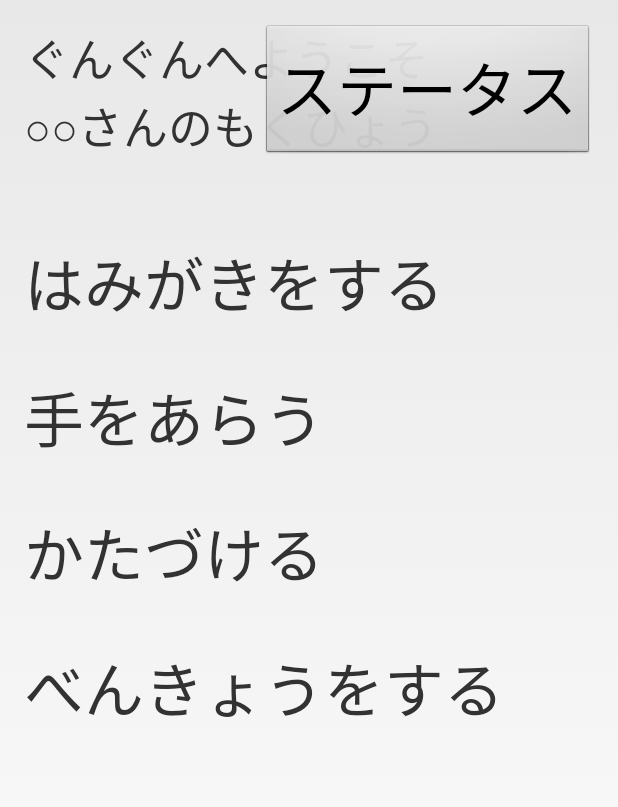
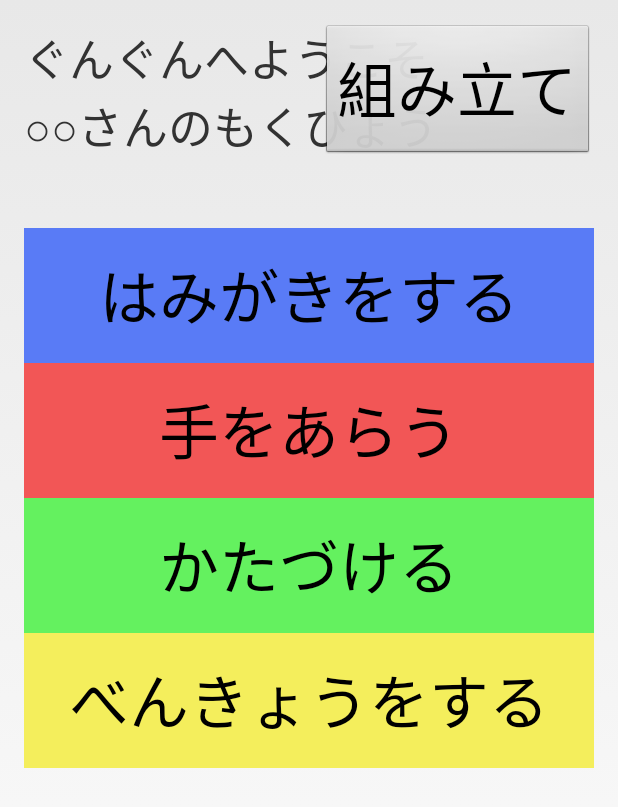
Before and after one commit to kato0000/gungun16-Android, an Android app: the screen it shows after launch (MainActivity), on a phone screen of 412 x 824 dp. Shown: the top 807 px of the screen. Run offline under Robolectric (Android 15) with nearby library versions, the phone set to English and light mode, and no system bars.

Commit message:
Mainの画面デザインの変更

```diff
--- a/app/src/main/java/com/example/tech/gungun16/MainActivity.java
+++ b/app/src/main/java/com/example/tech/gungun16/MainActivity.java
@@ -31,32 +31,32 @@ public class MainActivity extends Activity {
 //            });
 //        }
 
-        Button button2 = (Button) findViewById(R.id.button2);
-        button2.setOnClickListener(new View.OnClickListener() {
+        Button mButton1 = (Button) findViewById(R.id.mButton1);
+        mButton1.setOnClickListener(new View.OnClickListener() {
             @Override
             public void onClick(View view) {
                 onActiveClick(view);
             }
         });
 
-        Button button3 = (Button) findViewById(R.id.button3);
-        button2.setOnClickListener(new View.OnClickListener() {
+        Button mButton2 = (Button) findViewById(R.id.mButton2);
+        mButton2.setOnClickListener(new View.OnClickListener() {
             @Override
             public void onClick(View view) {
                 onActiveClick(view);
             }
         });
 
-        Button button4 = (Button) findViewById(R.id.button4);
-        button2.setOnClickListener(new View.OnClickListener() {
+        Button mButton3 = (Button) findViewById(R.id.mButton3);
+        mButton3.setOnClickListener(new View.OnClickListener() {
             @Override
             public void onClick(View view) {
                 onActiveClick(view);
             }
         });
 
-        Button button5 = (Button) findViewById(R.id.button5);
-        button2.setOnClickListener(new View.OnClickListener() {
+        Button mButton4 = (Button) findViewById(R.id.mButton4);
+        mButton4.setOnClickListener(new View.OnClickListener() {
             @Override
             public void onClick(View view) {
                 onActiveClick(view);
@@ -66,19 +66,19 @@ public class MainActivity extends Activity {
 
     public void onActiveClick(View view){
         switch (view.getId()){
-            case R.id.button2:
+            case R.id.mButton1:
                 Intent intent = new Intent(this, assessmentActivity.class);
                 startActivity(intent);
                 break;
-            case R.id.button3:
+            case R.id.mButton2:
                 Intent intent2 = new Intent(this, assessmentActivity.class);
                 startActivity(intent2);
                 break;
-            case R.id.button4:
+            case R.id.mButton3:
                 Intent intent3 = new Intent(this, assessmentActivity.class);
                 startActivity(intent3);
                 break;
-            case R.id.button5:
+            case R.id.mButton4:
                 Intent intent4 = new Intent(this, assessmentActivity.class);
                 startActivity(intent4);
                 break;
--- a/app/src/main/res/layout/activity_main.xml
+++ b/app/src/main/res/layout/activity_main.xml
@@ -29,7 +29,7 @@
     <Button
         android:layout_width="wrap_content"
         android:layout_height="wrap_content"
-        android:text="ステータス"
+        android:text="組み立て"
         android:id="@+id/button"
         android:layout_alignParentTop="true"
         android:layout_alignBottom="@+id/textView"
@@ -53,19 +53,12 @@
             android:layout_width="match_parent"
             android:layout_height="90dp">
 
-            <TextView
-                android:layout_width="650dp"
-                android:layout_height="wrap_content"
+            <Button
+                android:layout_width="match_parent"
+                android:layout_height="match_parent"
                 android:text="はみがきをする"
-                android:id="@+id/textView3"
-                android:textSize="40dp"
-                android:singleLine="false" />
-
-            <Button
-                android:layout_width="wrap_content"
-                android:layout_height="wrap_content"
-                android:text="できた"
-                android:id="@+id/button2"
+                android:id="@+id/mButton1"
+                android:background="#597bf6"
                 android:textSize="40dp" />
         </LinearLayout>
 
@@ -74,18 +67,26 @@
             android:layout_width="match_parent"
             android:layout_height="90dp">
 
-            <TextView
-                android:layout_width="650dp"
-                android:layout_height="wrap_content"
+            <Button
+                android:layout_width="match_parent"
+                android:layout_height="match_parent"
                 android:text="手をあらう"
-                android:id="@+id/textView4"
-                android:textSize="40dp" />
+                android:id="@+id/mButton2"
+                android:textSize="40dp"
+                android:background="#f25656" />
+        </LinearLayout>
+
+        <LinearLayout
+            android:orientation="horizontal"
+            android:layout_width="match_parent"
+            android:layout_height="90dp">
 
             <Button
-                android:layout_width="wrap_content"
-                android:layout_height="wrap_content"
-                android:text="できた"
-                android:id="@+id/button3"
+                android:layout_width="match_parent"
+                android:layout_height="match_parent"
+                android:text="かたづける"
+                android:id="@+id/mButton3"
+                android:background="#64f15f"
                 android:textSize="40dp" />
         </LinearLayout>
 
@@ -94,38 +95,12 @@
             android:layout_width="match_parent"
             android:layout_height="90dp">
 
-            <TextView
-                android:layout_width="650dp"
-                android:layout_height="wrap_content"
-                android:text="かたづける"
-                android:id="@+id/textView5"
-                android:textSize="40dp" />
-
             <Button
-                android:layout_width="wrap_content"
-                android:layout_height="wrap_content"
-                android:text="できた"
-                android:id="@+id/button4"
-                android:textSize="40dp" />
-        </LinearLayout>
-
-        <LinearLayout
-            android:orientation="horizontal"
-            android:layout_width="match_parent"
-            android:layout_height="90dp">
-
-            <TextView
-                android:layout_width="650dp"
-                android:layout_height="wrap_content"
+                android:layout_width="match_parent"
+                android:layout_height="match_parent"
                 android:text="べんきょうをする"
-                android:id="@+id/textView6"
-                android:textSize="40dp" />
-
-            <Button
-                android:layout_width="wrap_content"
-                android:layout_height="wrap_content"
-                android:text="できた"
-                android:id="@+id/button5"
+                android:id="@+id/mButton4"
+                android:background="#f4ee5c"
                 android:textSize="40dp" />
         </LinearLayout>
 
```
